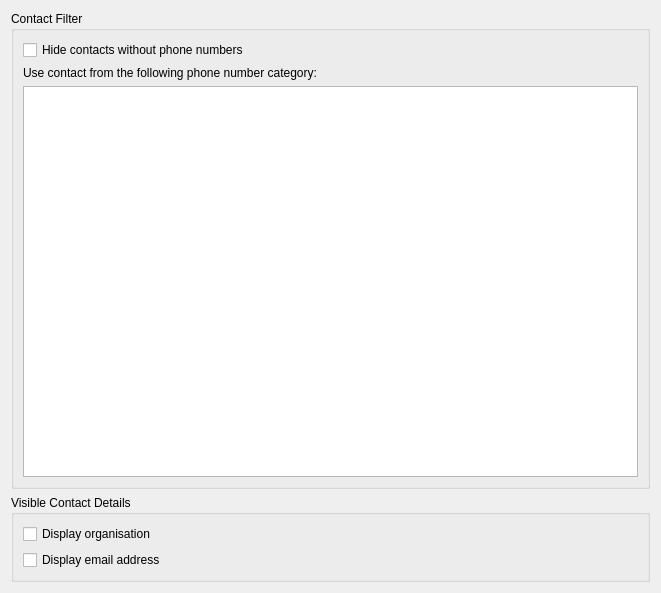
Before: the Qt Designer form src/conf/dlgaddressbookbase.ui in KDE/ring-kde, drawn with Qt 5.
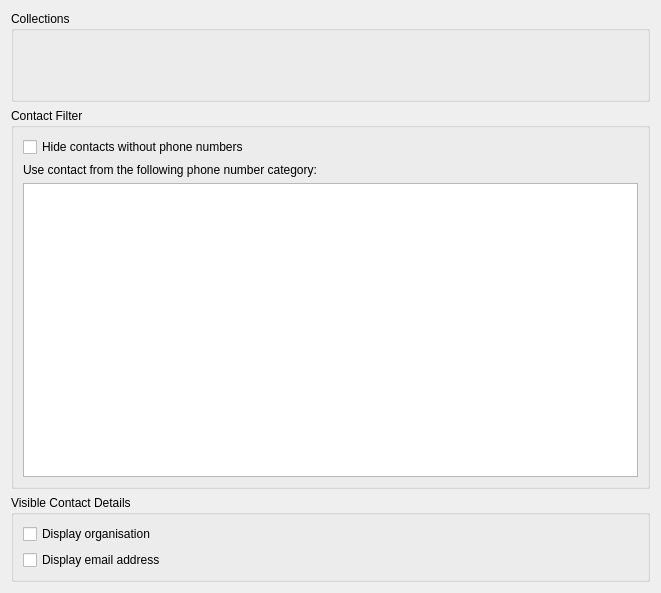
After: the same form once the commit is applied. Custom widgets are drawn as their Qt base class.

Commit message: [ #39278 ] Add Akonadi collection selection options

Patch:
```diff
--- a/src/conf/dlgaddressbookbase.ui
+++ b/src/conf/dlgaddressbookbase.ui
@@ -14,6 +14,25 @@
    <string notr="true">Addressbook settings</string>
   </property>
   <layout class="QVBoxLayout" name="verticalLayout_3">
+   <item>
+    <widget class="QGroupBox" name="groupBox_2">
+     <property name="title">
+      <string>Collections</string>
+     </property>
+     <layout class="QVBoxLayout" name="verticalLayout_4">
+      <item>
+       <widget class="Akonadi::EntityTreeView" name="collections" native="true">
+        <property name="minimumSize">
+         <size>
+          <width>0</width>
+          <height>50</height>
+         </size>
+        </property>
+       </widget>
+      </item>
+     </layout>
+    </widget>
+   </item>
    <item>
     <widget class="QGroupBox" name="groupBox">
      <property name="title">
@@ -72,6 +91,14 @@
    </item>
   </layout>
  </widget>
+ <customwidgets>
+  <customwidget>
+   <class>Akonadi::EntityTreeView</class>
+   <extends>QWidget</extends>
+   <header>akonadi/entitytreeview.h</header>
+   <container>1</container>
+  </customwidget>
+ </customwidgets>
  <resources/>
  <connections/>
 </ui>
```
The commit also changes 2 other files.
